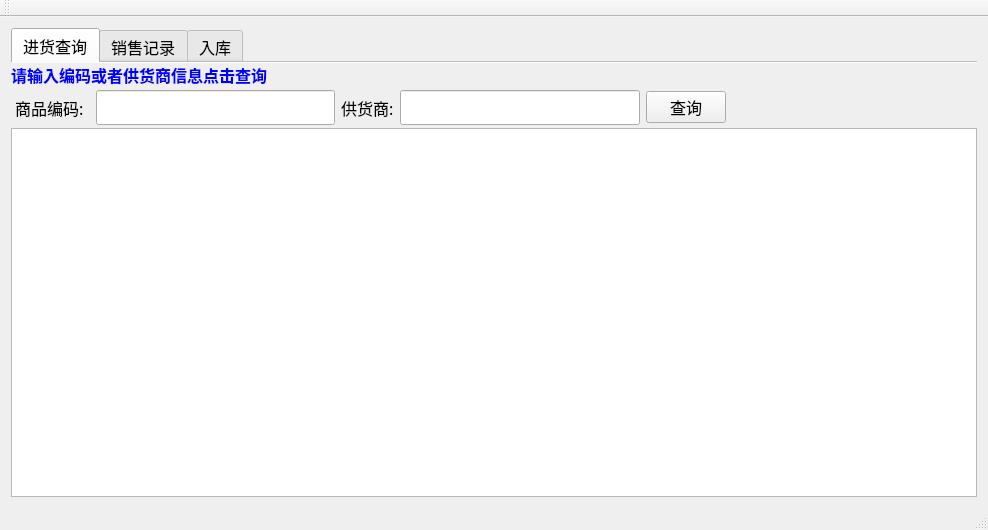
Old version of the form SX/mainwindow.ui in the repository lwlg/beili.
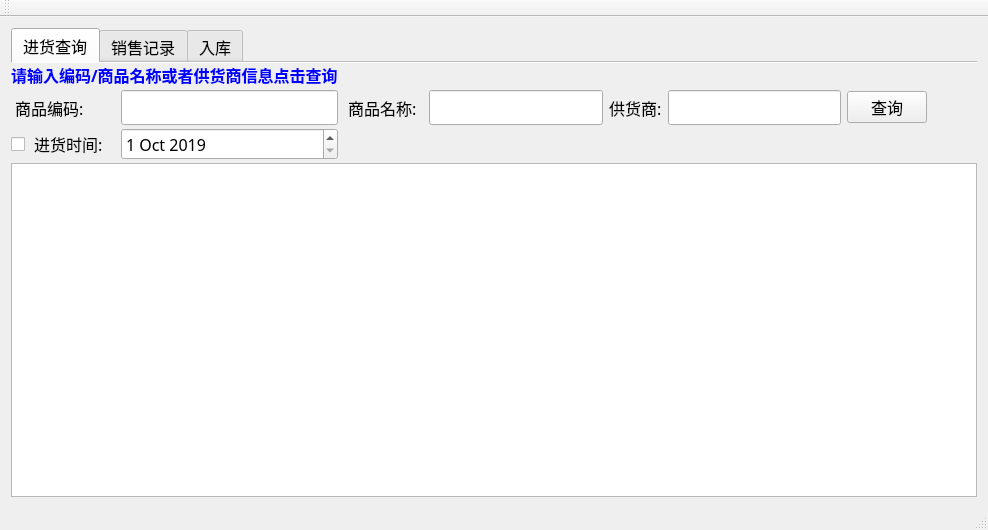
New version of the form.

Commit message: 修改ui界面显示

```diff
--- a/SX/mainwindow.ui
+++ b/SX/mainwindow.ui
@@ -61,44 +61,34 @@
         <property name="verticalSpacing">
          <number>3</number>
         </property>
-        <item row="1" column="3">
+        <item row="1" column="7">
          <widget class="QLabel" name="label_3">
           <property name="text">
            <string>供货商:</string>
           </property>
          </widget>
         </item>
-        <item row="4" column="0" colspan="8">
+        <item row="1" column="8">
+         <widget class="QLineEdit" name="lineEdit_goodsupplier">
+          <property name="font">
+           <font>
+            <family>宋体</family>
+            <pointsize>14</pointsize>
+           </font>
+          </property>
+         </widget>
+        </item>
+        <item row="4" column="1" colspan="11">
          <widget class="QTableView" name="tableViewJH"/>
         </item>
-        <item row="1" column="0">
+        <item row="1" column="1">
          <widget class="QLabel" name="label_2">
           <property name="text">
            <string> 商品编码:</string>
           </property>
          </widget>
         </item>
-        <item row="1" column="4">
-         <widget class="QLineEdit" name="lineEdit_goodsupplier">
-          <property name="font">
-           <font>
-            <family>宋体</family>
-            <pointsize>14</pointsize>
-           </font>
-          </property>
-         </widget>
-        </item>
-        <item row="1" column="2">
-         <widget class="QLineEdit" name="lineEdit_goodCode">
-          <property name="font">
-           <font>
-            <family>宋体</family>
-            <pointsize>14</pointsize>
-           </font>
-          </property>
-         </widget>
-        </item>
-        <item row="1" column="6">
+        <item row="1" column="10">
          <spacer name="horizontalSpacer_2">
           <property name="orientation">
            <enum>Qt::Horizontal</enum>
@@ -111,17 +101,65 @@
           </property>
          </spacer>
         </item>
-        <item row="1" column="5">
+        <item row="1" column="9">
          <widget class="QPushButton" name="btn_queryInGoods">
           <property name="text">
            <string>查询</string>
           </property>
          </widget>
         </item>
-        <item row="0" column="0" colspan="3">
+        <item row="1" column="3">
+         <widget class="QLineEdit" name="lineEdit_goodCode">
+          <property name="font">
+           <font>
+            <family>宋体</family>
+            <pointsize>14</pointsize>
+           </font>
+          </property>
+         </widget>
+        </item>
+        <item row="0" column="1" colspan="3">
          <widget class="QLabel" name="label_4">
           <property name="text">
-           <string>&lt;html&gt;&lt;head/&gt;&lt;body&gt;&lt;p&gt;&lt;span style=&quot; font-size:12pt; font-weight:600; color:blue&quot;&gt;请输入编码或者供货商信息点击查询&lt;/span&gt;&lt;/p&gt;&lt;/body&gt;&lt;/html&gt;</string>
+           <string>&lt;html&gt;&lt;head/&gt;&lt;body&gt;&lt;p&gt;&lt;span style=&quot; font-weight:600; color:#0000ff;&quot;&gt;请输入编码/商品名称或者供货商信息点击查询&lt;/span&gt;&lt;/p&gt;&lt;/body&gt;&lt;/html&gt;</string>
+          </property>
+         </widget>
+        </item>
+        <item row="1" column="4">
+         <widget class="QLabel" name="label_18">
+          <property name="text">
+           <string> 商品名称:</string>
+          </property>
+         </widget>
+        </item>
+        <item row="1" column="6">
+         <widget class="QLineEdit" name="lineEdit_goodName">
+          <property name="font">
+           <font>
+            <family>宋体</family>
+            <pointsize>14</pointsize>
+           </font>
+          </property>
+         </widget>
+        </item>
+        <item row="2" column="1">
+         <widget class="QCheckBox" name="checkBox_GoodInTime">
+          <property name="text">
+           <string> 进货时间:</string>
+          </property>
+          <property name="checked">
+           <bool>false</bool>
+          </property>
+         </widget>
+        </item>
+        <item row="2" column="3">
+         <widget class="QDateEdit" name="dateEdit">
+          <property name="date">
+           <date>
+            <year>2019</year>
+            <month>10</month>
+            <day>1</day>
+           </date>
           </property>
          </widget>
         </item>
```
The commit also changes 5 other files.
